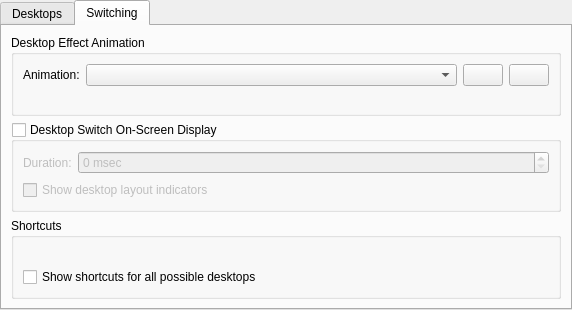
The window that kcmkwin/kwindesktop/main.ui (KDE/kwin) describes before a commit, drawn with Qt 5.
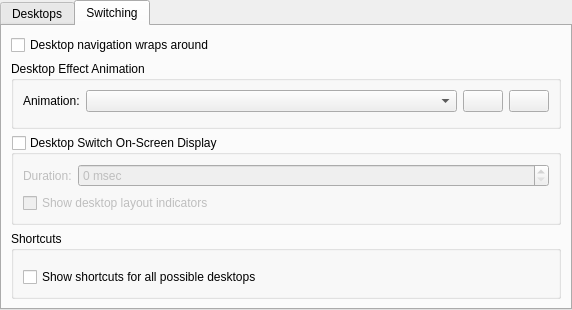
The same window after the commit. The open tabs and pages were chosen to show the change. Custom widgets are drawn as their Qt base class.

Commit message: Add wrap around desktops to multiple desktops kcm.

Diff of the .ui file:
```diff
--- a/kcmkwin/kwindesktop/main.ui
+++ b/kcmkwin/kwindesktop/main.ui
@@ -131,6 +131,16 @@
        <string>Switching</string>
       </attribute>
       <layout class="QVBoxLayout" name="verticalLayout_4">
+       <item>
+        <widget class="QCheckBox" name="wrapAroundBox">
+         <property name="whatsThis">
+          <string>Enable this option if you want keyboard or active desktop border navigation beyond the edge of a desktop to take you to the opposite edge of the new desktop.</string>
+         </property>
+         <property name="text">
+          <string>Desktop navigation wraps around</string>
+         </property>
+        </widget>
+       </item>
        <item>
         <widget class="QGroupBox" name="groupBox_3">
          <property name="title">
```
The commit also changes 1 other file.
